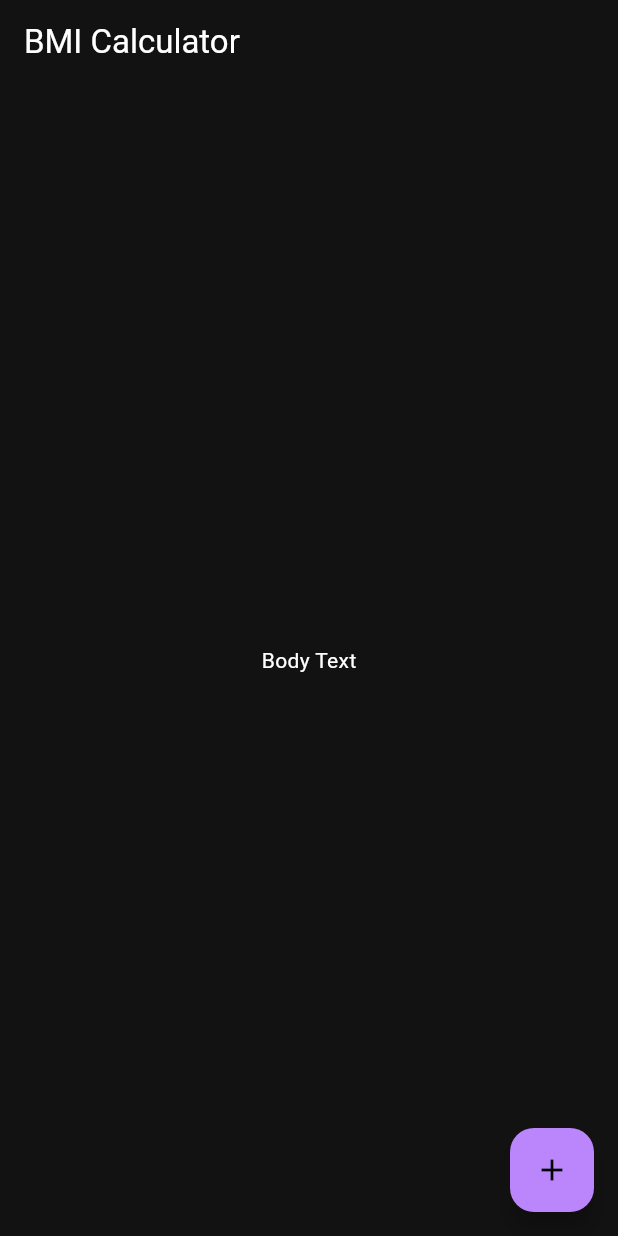
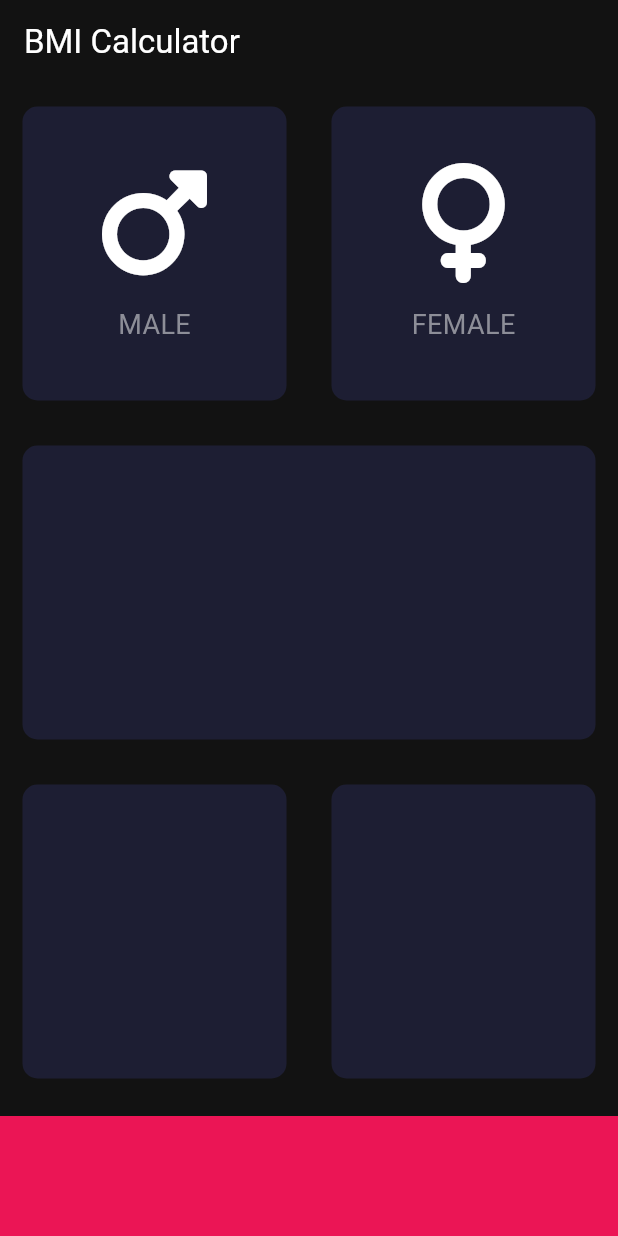
Before and after one commit to muhanangmahrub/bmi_calculator, a Flutter app: the screen it shows after launch, on a phone screen of 412 x 824 dp. Run offline on Flutter 3.47's test engine with Material 3 defaults, Android fonts, the phone set to English and light mode, and no system bars; our stand-ins replace font_awesome_flutter.

Commit message:
add new widget CardChild

```diff
--- /dev/null
+++ b/lib/card_child.dart
@@ -0,0 +1,30 @@
+import 'package:flutter/material.dart';
+
+const labelStyle = TextStyle(
+  fontSize: 18.0,
+  color: Color(0xFF8D8E98),
+);
+
+class CardChild extends StatelessWidget {
+  const CardChild({super.key, required this.textIcon, required this.iconChild});
+
+  final String textIcon;
+  final Widget iconChild;
+
+  @override
+  Widget build(BuildContext context) {
+    return Column(
+      mainAxisAlignment: MainAxisAlignment.center,
+      children: [
+        iconChild,
+        const SizedBox(
+          height: 15.0,
+        ),
+        Text(
+          textIcon,
+          style: labelStyle,
+        ),
+      ],
+    );
+  }
+}
--- a/lib/input_page.dart
+++ b/lib/input_page.dart
@@ -1,4 +1,11 @@
 import 'package:flutter/material.dart';
+import 'package:font_awesome_flutter/font_awesome_flutter.dart';
+import 'reusable_card.dart';
+import 'card_child.dart';
+
+const bottomContainerHeight = 80.0;
+const colorReusableCard = Color(0xFF1D1E33);
+const bottomContainerColour = Color(0xFFEB1555);
 
 class InputPage extends StatefulWidget {
   const InputPage({super.key});
@@ -14,12 +21,63 @@ class _InputPageState extends State<InputPage> {
       appBar: AppBar(
         title: const Text('BMI Calculator'),
       ),
-      body: const Center(
-        child: Text('Body Text'),
-      ),
-      floatingActionButton: FloatingActionButton(
-        onPressed: () {},
-        child: const Icon(Icons.add),
+      body: Column(
+        children: [
+          const Expanded(
+              child: Row(
+            children: [
+              Expanded(
+                child: ReusableCard(
+                  cardChild: CardChild(
+                    textIcon: 'MALE',
+                    iconChild: FaIcon(
+                      FontAwesomeIcons.mars,
+                      size: 80.0,
+                    ),
+                  ),
+                  colour: colorReusableCard,
+                ),
+              ),
+              Expanded(
+                child: ReusableCard(
+                  cardChild: CardChild(
+                      textIcon: 'FEMALE',
+                      iconChild: FaIcon(
+                        FontAwesomeIcons.venus,
+                        size: 80.0,
+                      )),
+                  colour: colorReusableCard,
+                ),
+              ),
+            ],
+          )),
+          const Expanded(
+            child: ReusableCard(
+              colour: colorReusableCard,
+            ),
+          ),
+          const Expanded(
+              child: Row(
+            children: [
+              Expanded(
+                child: ReusableCard(
+                  colour: colorReusableCard,
+                ),
+              ),
+              Expanded(
+                child: ReusableCard(
+                  colour: colorReusableCard,
+                ),
+              ),
+            ],
+          )),
+          Container(
+            color: bottomContainerColour,
+            margin: const EdgeInsets.only(top: 10.0),
+            width: double.infinity,
+            height: bottomContainerHeight,
+          )
+        ],
       ),
     );
   }
--- /dev/null
+++ b/lib/reusable_card.dart
@@ -0,0 +1,20 @@
+import 'package:flutter/material.dart';
+
+class ReusableCard extends StatelessWidget {
+  const ReusableCard({super.key, required this.colour, this.cardChild});
+
+  final Color colour;
+  final Widget? cardChild;
+
+  @override
+  Widget build(BuildContext context) {
+    return Container(
+      decoration: BoxDecoration(
+        borderRadius: BorderRadius.circular(10.0),
+        color: colour,
+      ),
+      margin: const EdgeInsets.all(15.0),
+      child: cardChild,
+    );
+  }
+}
--- a/pubspec.yaml
+++ b/pubspec.yaml
@@ -35,6 +35,7 @@ dependencies:
   # The following adds the Cupertino Icons font to your application.
   # Use with the CupertinoIcons class for iOS style icons.
   cupertino_icons: ^1.0.2
+  font_awesome_flutter: ^10.7.0
 
 dev_dependencies:
   flutter_test:
```
Also changed, not shown: pubspec.lock.
